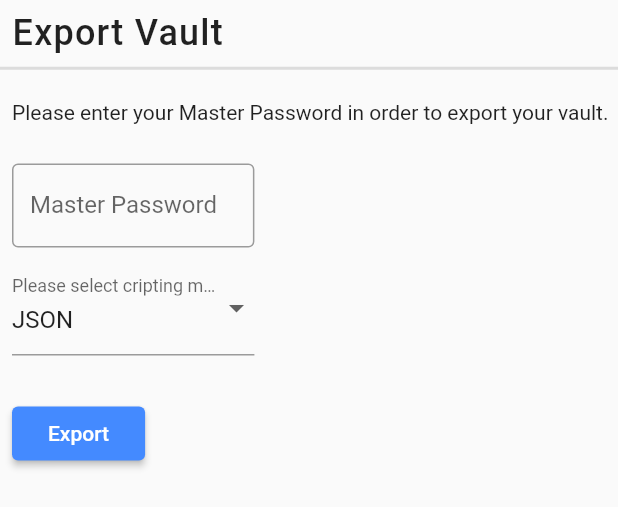
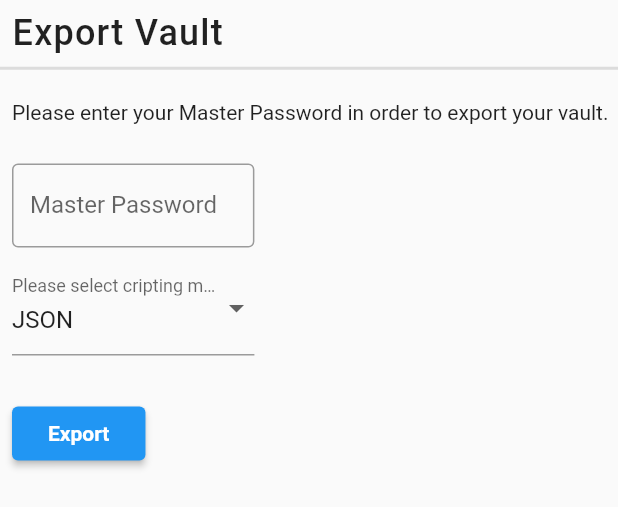
Before and after one commit to AlcatrazPM/frontend, a Flutter app: the ExportVault widget shown alone on an empty page, opened directly, on a phone screen of 412 x 824 dp. Shown: the top 507 px of the screen. Run offline on Flutter 3.47's test engine with Material 2 defaults, Android fonts, the phone set to English and light mode, and no system bars; our stand-ins replace dio, flushbar, get_it, shared_preferences, toast; accounts and stored records are empty; generated files the repository leaves out were written again.

Commit message:
better looking page

```diff
--- a/lib/src/web/Tools_Export.dart
+++ b/lib/src/web/Tools_Export.dart
@@ -165,13 +165,13 @@ class _ExportVaultState extends State<ExportVault> {
         Padding(
           padding: EdgeInsets.only(left: leftPadding, top: 20.0),
           child: RaisedButton(
-            child: Text("Export"),
+            child: Text("Export",
+            style: TextStyle(fontWeight: FontWeight.bold, color: Colors.white,)),
             onPressed: () {
               submitExport(masterPasswordString, _selectedExport);
             },
-            color: Colors.blueAccent,
+            color: Colors.blue,
             splashColor: Colors.yellow,
-            textColor: Colors.white,
           ),
         ),
       ],
```
Also changed, not shown: lib/src/web/Settings_Options.dart (+3 -5 lines), lib/src/web/Tools_PasswordGenerator.dart (+17 -8 lines).
